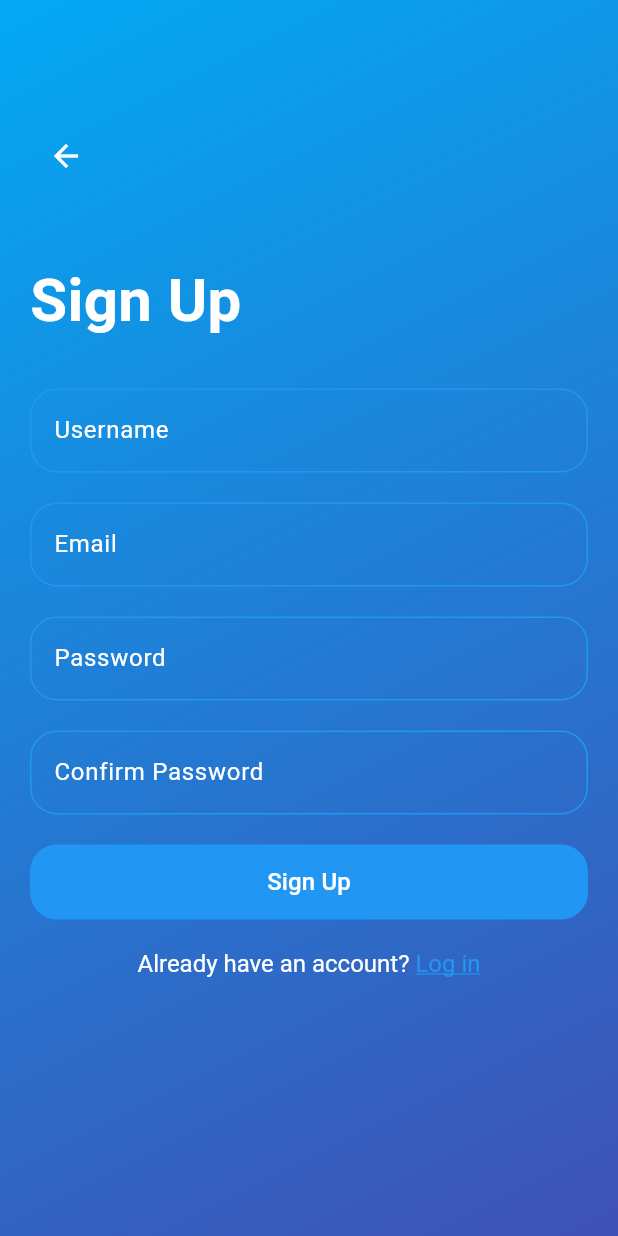
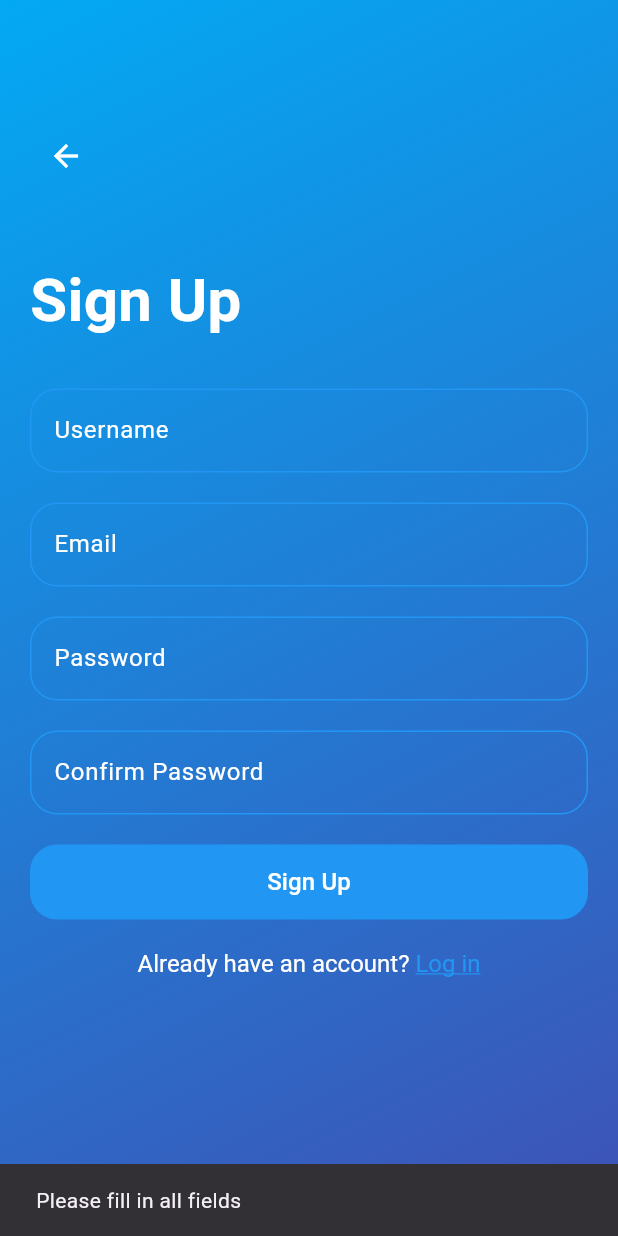
Before and after one commit to riskilinardi/ShiokWeather, a Flutter app: the SignupPage screen opened directly, after a tap on "Sign Up", on a phone screen of 412 x 824 dp. Run offline on Flutter 3.47's test engine with Material 3 defaults, Android fonts, the light colour scheme and no system bars; our stand-ins replace curved_navigation_bar, flutter_map, gap, image_picker, latlong2, material_design_icons_flutter and 3 more; accounts and stored records are empty; network calls fail.

Commit message:
Updated Signup page with database

```diff
--- a/lib/loginpage.dart
+++ b/lib/loginpage.dart
@@ -14,6 +14,7 @@ class _LoginPageState extends State<LoginPage> {
   TextEditingController passwordController = TextEditingController();
 
   List<User> users = [];
+
   @override
   void initState(){
     super.initState();
@@ -127,7 +128,10 @@ class _LoginPageState extends State<LoginPage> {
           String username = usernameController.text;
           String password = passwordController.text;
 
-          if (username == users[0].username && password == users[0].password) {
+          bool isValidUser = users.any((user) =>
+            user.username == username && user.password == password);
+
+          if (isValidUser) {
             Navigator.pushReplacement(
               context,
               MaterialPageRoute(builder: (context) => MainPage()),
--- a/lib/main.dart
+++ b/lib/main.dart
@@ -1,6 +1,7 @@
 import 'package:flutter/material.dart';
 import 'mappage.dart';
 import 'homepage.dart';
+import 'table.dart';
 import 'loginpage.dart';
 import 'db.dart';
 import 'profilepage.dart';
@@ -27,7 +28,7 @@ class _MainPage extends State<MainPage> {
     ReportPage(),
     MapPage(),
     HomePage(),
-    HomePage()
+    UserTablePage()
     ];
   GlobalKey _bottomNavigationKey = GlobalKey();
 
--- a/lib/signuppage.dart
+++ b/lib/signuppage.dart
@@ -1,5 +1,6 @@
 import 'package:flutter/material.dart';
-import 'loginpage.dart';
+import 'loginpage.dart'; // Import the LoginPage
+import 'db.dart';
 
 class SignupPage extends StatefulWidget {
   @override
@@ -53,11 +54,18 @@ class _SignupPageState extends State<SignupPage> {
             const SizedBox(height: 30),
             _inputField("Username", usernameController),
             const SizedBox(height: 20),
-            _inputField("Email", emailController),
+            _inputField(
+              "Email",
+              emailController,
+            ),
             const SizedBox(height: 20),
             _inputField("Password", passwordController, isPassword: true),
             const SizedBox(height: 20),
-            _inputField("Confirm Password", confirmPasswordController, isPassword: true),
+            _inputField(
+              "Confirm Password",
+              confirmPasswordController,
+              isPassword: true,
+            ),
             const SizedBox(height: 20),
             _signUpButton(),
             const SizedBox(height: 20),
@@ -107,17 +115,63 @@ class _SignupPageState extends State<SignupPage> {
     );
   }
 
+  // Sign Up button
   Widget _signUpButton() {
     return Container(
-      width: double.infinity,
+      width:
+          double
+              .infinity,
       height: 50,
       decoration: BoxDecoration(
         color: Colors.blue,
-        borderRadius: BorderRadius.circular(18),
+        borderRadius: BorderRadius.circular(
+          18,
+        ),
       ),
       child: TextButton(
-        onPressed: () {
-          print("Sign Up button pressed");
+        onPressed: () async {
+          // Validate inputs
+          if (passwordController.text != confirmPasswordController.text) {
+            ScaffoldMessenger.of(context).showSnackBar(SnackBar(
+              content: Text('Passwords do not match'),
+            ));
+            return;
+          }
+
+          if (usernameController.text.isEmpty ||
+              emailController.text.isEmpty ||
+              passwordController.text.isEmpty) {
+            // Fields cannot be empty
+            ScaffoldMessenger.of(context).showSnackBar(SnackBar(
+              content: Text('Please fill in all fields'),
+            ));
+            return;
+          }
+
+          User newUser = User(
+            username: usernameController.text,
+            email: emailController.text,
+            password: passwordController.text,
+          );
+
+          // Insert the user into the database
+          int result = await DatabaseHelper.instance.insertUser(newUser);
+
+          if (result > 0) {
+            // User inserted successfully
+            ScaffoldMessenger.of(context).showSnackBar(SnackBar(
+              content: Text('Sign Up Successful'),
+            ));
+            Navigator.pushReplacement(
+              context,
+              MaterialPageRoute(builder: (context) => LoginPage()), // Navigate to login page
+            );
+          } else {
+            // Something went wrong
+            ScaffoldMessenger.of(context).showSnackBar(SnackBar(
+              content: Text('Sign Up Failed'),
+            ));
+          }
         },
         child: const Text(
           "Sign Up",
@@ -130,6 +184,7 @@ class _SignupPageState extends State<SignupPage> {
     );
   }
 
+  // Log In prompt with clickable link
   Widget _logInText(BuildContext context) {
     return GestureDetector(
       onTap: () {
@@ -149,7 +204,9 @@ class _SignupPageState extends State<SignupPage> {
               text: "Log in",
               style: TextStyle(
                 fontSize: 16,
-                color: Colors.blue,
+                color:
+                    Colors
+                        .blue,
                 decoration: TextDecoration.underline,
               ),
             ),
```
Also changed, not shown: lib/db.dart (+11 -1 lines), lib/table.dart (added, +69 -0 lines).
